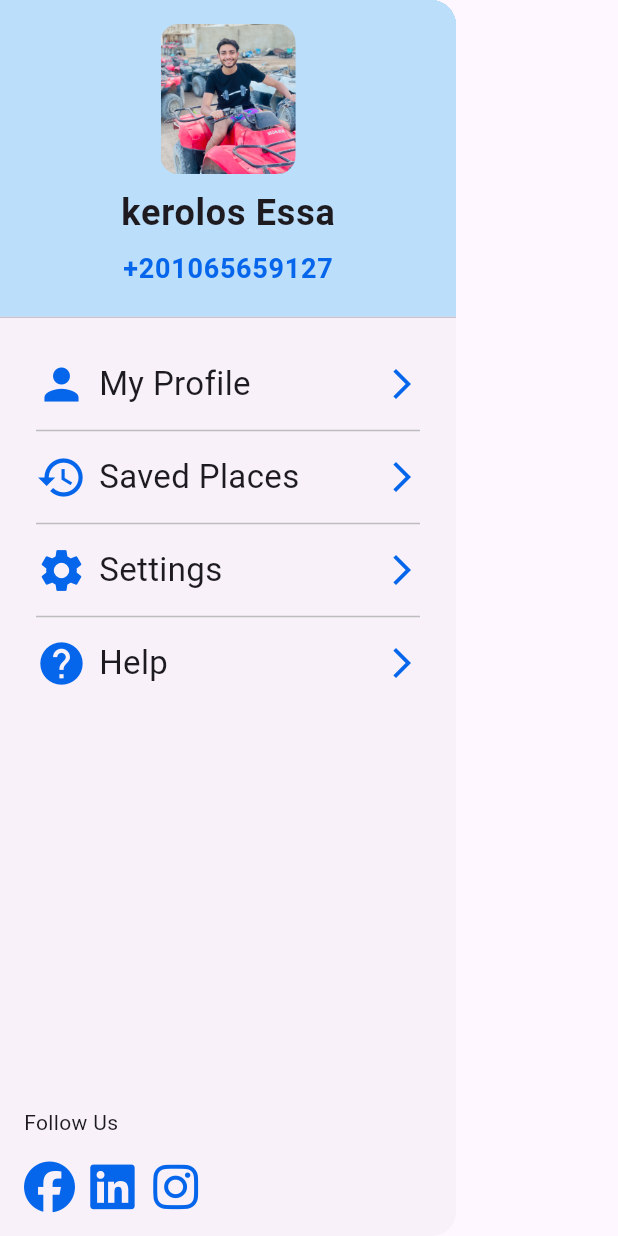
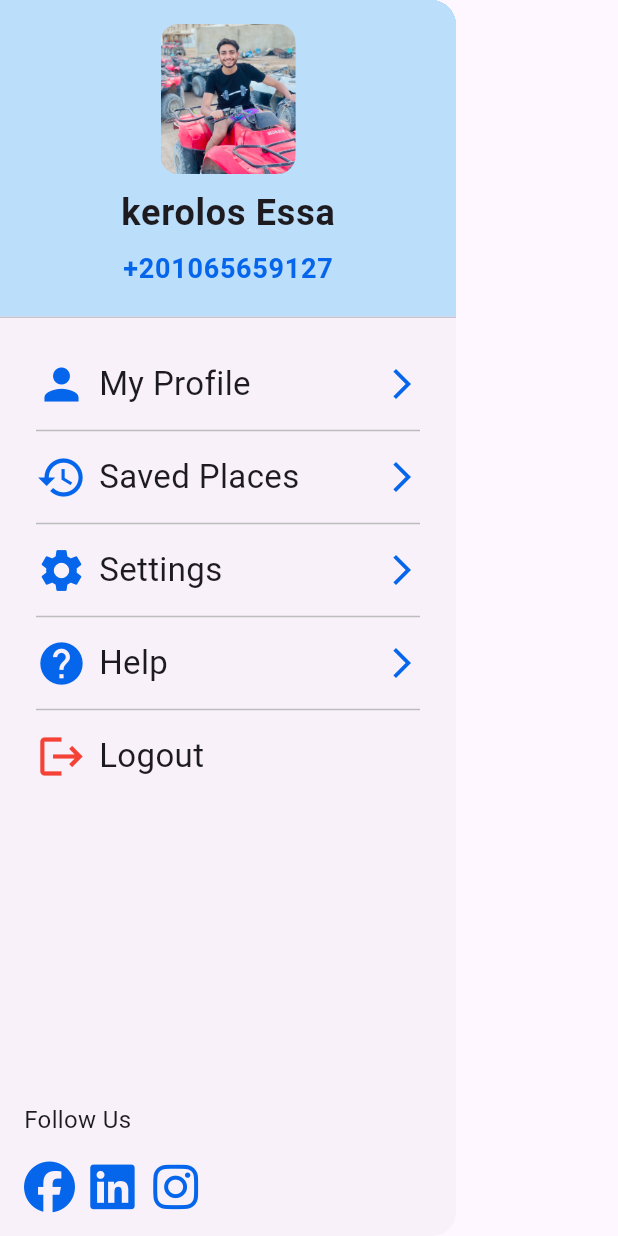
Before and after one commit to Kerolos163/FlutterApp-With-GoogleMap, a Flutter app: the DrawerBody widget shown alone on an empty page, opened directly, on a phone screen of 412 x 824 dp. Run offline on Flutter 3.47's test engine with Material 2 defaults, Android fonts, the phone set to English and light mode, and no system bars; our stand-ins replace firebase_auth, firebase_core, flutter_bloc, font_awesome_flutter, geolocator, go_router and 3 more; accounts and stored records are empty.

Commit message:
fix Import

```diff
--- a/lib/Feature/Drawer/Presentation/view/DrawerWidget.dart
+++ b/lib/Feature/Drawer/Presentation/view/DrawerWidget.dart
@@ -1,6 +1,6 @@
 import 'package:flutter/material.dart';
-import 'package:flutter/widgets.dart';
-import 'package:flutter_maps/Feature/Drawer/Presentation/view/widget/DrawerBody.dart';
+
+import 'widget/DrawerBody.dart';
 
 class DrawerScreen extends StatelessWidget {
   const DrawerScreen({super.key});
--- a/lib/Feature/Drawer/Presentation/view/widget/DrawerBody.dart
+++ b/lib/Feature/Drawer/Presentation/view/widget/DrawerBody.dart
@@ -1,8 +1,8 @@
 import 'package:flutter/material.dart';
-import 'package:flutter_maps/Feature/Drawer/Presentation/view/widget/CustomDivider.dart';
-import 'package:flutter_maps/Feature/Drawer/Presentation/view/widget/DrawerHeaderWidget.dart';
-import 'package:flutter_maps/Feature/Drawer/Presentation/view/widget/SocialContainer.dart';
-import 'package:flutter_maps/Feature/Drawer/Presentation/view/widget/drawerItem.dart';
+import 'CustomDivider.dart';
+import 'DrawerHeaderWidget.dart';
+import 'SocialContainer.dart';
+import 'drawerItem.dart';
 
 class DrawerBody extends StatelessWidget {
   const DrawerBody({super.key});
@@ -20,19 +20,46 @@ class DrawerBody extends StatelessWidget {
                 const SizedBox(
                   height: 19,
                 ),
-                drawerItem(icon: Icons.person, txt: "My Profile"),
+                drawerItem(
+                  icon: Icons.person,
+                  txt: "My Profile",
+                  func: () {},
+                ),
                 const CustomDivider(),
-                drawerItem(icon: Icons.history, txt: "Saved Places"),
+                drawerItem(
+                  icon: Icons.history,
+                  txt: "Saved Places",
+                  func: () {},
+                ),
                 const CustomDivider(),
-                drawerItem(icon: Icons.settings, txt: "Settings"),
+                drawerItem(
+                  icon: Icons.settings,
+                  txt: "Settings",
+                  func: () {},
+                ),
                 const CustomDivider(),
-                drawerItem(icon: Icons.help, txt: "Help")
+                drawerItem(
+                  icon: Icons.help,
+                  txt: "Help",
+                  func: () {},
+                ),
+                const CustomDivider(),
+                drawerItem(
+                  icon: Icons.logout,
+                  txt: "Logout",
+                  iconColor: Colors.red,
+                  tailicon: const SizedBox(),
+                  func: () {},
+                )
               ],
             ),
           ),
           const Padding(
             padding: EdgeInsets.all(16.0),
-            child: Text("Follow Us"),
+            child: Text(
+              "Follow Us",
+              style: TextStyle(fontSize: 16),
+            ),
           ),
           const SocialContainer()
         ],
--- a/lib/Feature/Drawer/Presentation/view/widget/DrawerHeaderWidget.dart
+++ b/lib/Feature/Drawer/Presentation/view/widget/DrawerHeaderWidget.dart
@@ -1,6 +1,7 @@
 import 'package:flutter/material.dart';
-import 'package:flutter_maps/Core/Utils/mycolor.dart';
-import 'package:flutter_maps/Core/constant.dart';
+
+import '../../../../../Core/Utils/mycolor.dart';
+import '../../../../../Core/constant.dart';
 
 class DrawerHeaderWidget extends StatelessWidget {
   const DrawerHeaderWidget({super.key});
--- a/lib/Feature/Drawer/Presentation/view/widget/SocialContainer.dart
+++ b/lib/Feature/Drawer/Presentation/view/widget/SocialContainer.dart
@@ -1,5 +1,5 @@
 import 'package:flutter/material.dart';
-import 'package:flutter_maps/Core/Utils/mycolor.dart';
+import '../../../../../Core/Utils/mycolor.dart';
 import 'package:font_awesome_flutter/font_awesome_flutter.dart';
 import 'package:url_launcher/url_launcher.dart';
 
--- a/lib/Feature/Drawer/Presentation/view/widget/drawerItem.dart
+++ b/lib/Feature/Drawer/Presentation/view/widget/drawerItem.dart
@@ -1,12 +1,15 @@
 import 'package:flutter/material.dart';
-import 'package:flutter_maps/Core/Utils/mycolor.dart';
+
+import '../../../../../Core/Utils/mycolor.dart';
 
 drawerItem(
     {required IconData icon,
     required String txt,
     Color? iconColor,
-    Widget? tailicon}) {
-  return Padding(
+    Widget? tailicon,required void Function()? func}) {
+  return GestureDetector(
+    onTap: func,
+    child: Padding(
       padding: const EdgeInsets.symmetric(horizontal: 24),
       child: Row(
         children: [
@@ -31,5 +34,6 @@ drawerItem(
               )
         ],
       ),
+    ),
   );
 }
--- a/lib/Feature/MapScreen/presentation/view/mapScreen.dart
+++ b/lib/Feature/MapScreen/presentation/view/mapScreen.dart
@@ -1,6 +1,6 @@
 import 'package:flutter/material.dart';
-import 'package:flutter_maps/Feature/Drawer/Presentation/view/DrawerWidget.dart';
 
+import '../../../Drawer/Presentation/view/DrawerWidget.dart';
 import 'widget/mapBody.dart';
 
 class MapScreen extends StatelessWidget {
--- a/lib/Feature/MapScreen/presentation/viewmodel/cubit/cubit.dart
+++ b/lib/Feature/MapScreen/presentation/viewmodel/cubit/cubit.dart
@@ -1,5 +1,6 @@
 import 'package:firebase_auth/firebase_auth.dart';
 import 'package:flutter_bloc/flutter_bloc.dart';
+
 import 'state.dart';
 
 class MapCubit extends Cubit<MapState> {
--- a/lib/Feature/OTP_Screen/Presentation/View/OTPScreen.dart
+++ b/lib/Feature/OTP_Screen/Presentation/View/OTPScreen.dart
@@ -1,11 +1,11 @@
 import 'package:flutter/material.dart';
 import 'package:flutter_bloc/flutter_bloc.dart';
+import 'package:go_router/go_router.dart';
+
 import '../../../../Core/Utils/AppRoute.dart';
 import '../../../../Core/Widget/showProgressIndicator.dart';
 import '../ViewModel/cubit/cubit.dart';
 import '../ViewModel/cubit/state.dart';
-import 'package:go_router/go_router.dart';
-
 import 'Widget/OTPBody.dart';
 
 class OTPScreen extends StatelessWidget {
--- a/lib/Feature/OTP_Screen/Presentation/View/Widget/OTPBody.dart
+++ b/lib/Feature/OTP_Screen/Presentation/View/Widget/OTPBody.dart
@@ -1,8 +1,9 @@
 import 'package:flutter/material.dart';
+
+import '../../../../../Core/Utils/mycolor.dart';
+import '../../../../../Core/Widget/ButtonConatiner.dart';
 import "../../../../../Core/Widget/showProgressIndicator.dart";
 import '../../ViewModel/cubit/cubit.dart';
-import '../../../../../Core/Utils/mycolor.dart';
-import '../../../../../Core/Widget/ButtonConatiner.dart';
 import 'VerifyInfo.dart';
 import 'pinCodeField.dart';
 
--- a/lib/main.dart
+++ b/lib/main.dart
@@ -1,9 +1,9 @@
 import 'package:firebase_auth/firebase_auth.dart';
 import 'package:firebase_core/firebase_core.dart';
 import 'package:flutter/material.dart';
-import 'Core/constant.dart';
 
 import 'Core/Utils/AppRoute.dart';
+import 'Core/constant.dart';
 
 
 void main() async {
```
Also changed, not shown: lib/Feature/MapScreen/presentation/view/widget/mapBody.dart (+4 -3 lines). Lines whose indentation alone changed are shown as unchanged.
